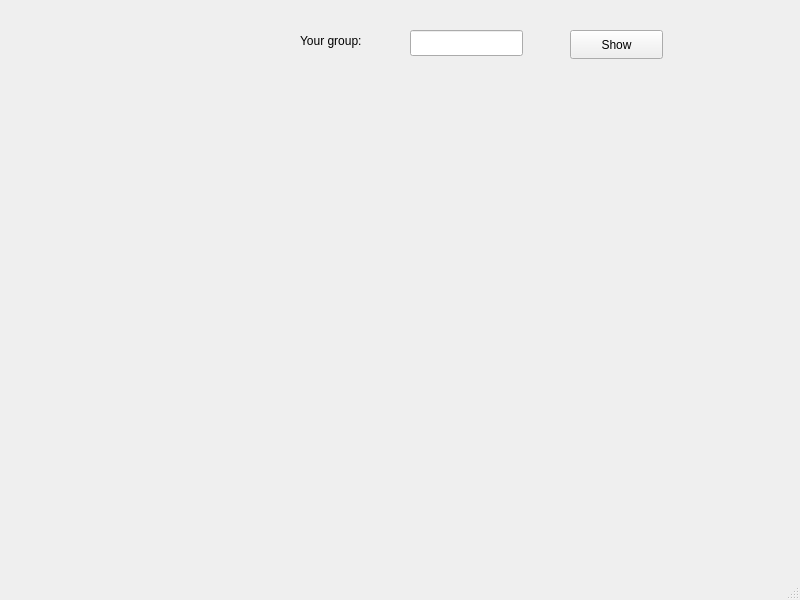
The window that mainwindow.ui (GameHub-PNU/PNU-Schedule) describes before a commit, drawn with Qt 5.
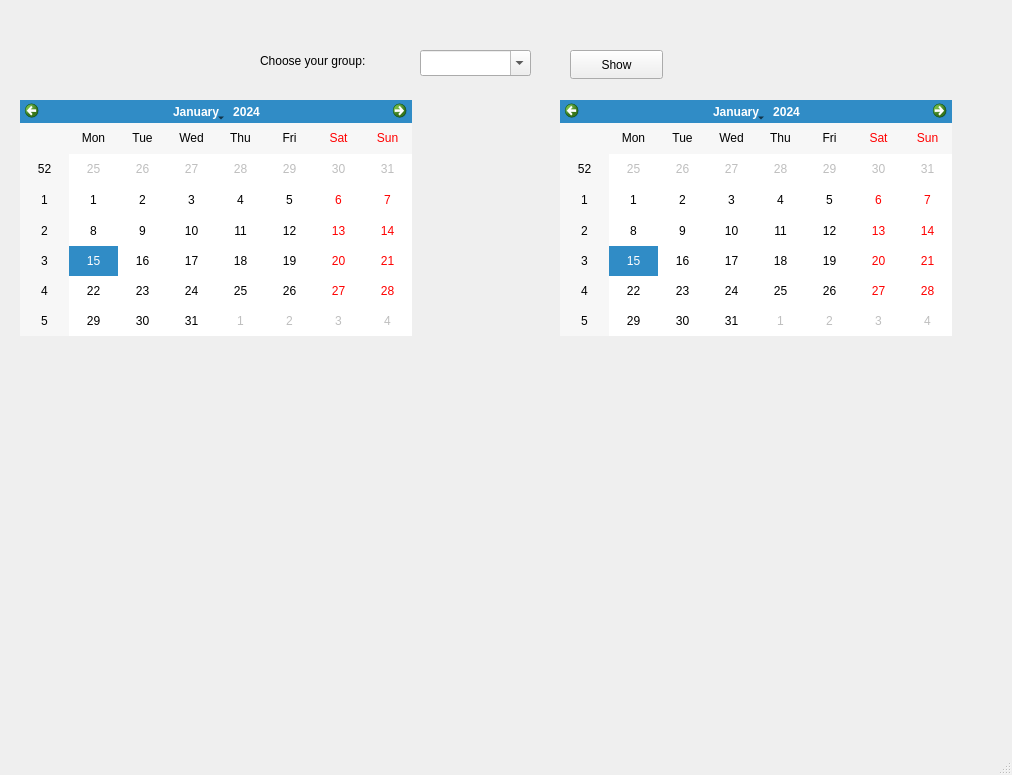
The same window after the commit.

Commit message:
Started creating UI and fixed some bugs
More detailes:
- Fixed a bug with duplicate timestamp instead of a class description.
- Fixed JS parsing (the vector memory was already allocated but there were push_backs instead of [index] = ...)
- Replaced LineEdit for group list with a ComboBox. It also has simple filtering (can be improved later)

Patch:
```diff
--- a/mainwindow.ui
+++ b/mainwindow.ui
@@ -6,29 +6,19 @@
    <rect>
     <x>0</x>
     <y>0</y>
-    <width>800</width>
-    <height>600</height>
+    <width>1012</width>
+    <height>775</height>
    </rect>
   </property>
   <property name="windowTitle">
    <string>MainWindow</string>
   </property>
   <widget class="QWidget" name="centralwidget">
-   <widget class="QLineEdit" name="groupNameLineEdit">
-    <property name="geometry">
-     <rect>
-      <x>410</x>
-      <y>30</y>
-      <width>113</width>
-      <height>26</height>
-     </rect>
-    </property>
-   </widget>
    <widget class="QPushButton" name="getScheduleButton">
     <property name="geometry">
      <rect>
       <x>570</x>
-      <y>30</y>
+      <y>50</y>
       <width>93</width>
       <height>29</height>
      </rect>
@@ -40,14 +30,47 @@
    <widget class="QLabel" name="groupNameTitleLabel">
     <property name="geometry">
      <rect>
-      <x>300</x>
-      <y>30</y>
-      <width>81</width>
+      <x>260</x>
+      <y>50</y>
+      <width>141</width>
       <height>21</height>
      </rect>
     </property>
     <property name="text">
-     <string>Your group:</string>
+     <string>Choose your group:</string>
+    </property>
+   </widget>
+   <widget class="QComboBox" name="allGroupsComboBox">
+    <property name="geometry">
+     <rect>
+      <x>420</x>
+      <y>50</y>
+      <width>111</width>
+      <height>26</height>
+     </rect>
+    </property>
+    <property name="editable">
+     <bool>true</bool>
+    </property>
+   </widget>
+   <widget class="QCalendarWidget" name="startDateCalendarWidget">
+    <property name="geometry">
+     <rect>
+      <x>20</x>
+      <y>100</y>
+      <width>392</width>
+      <height>236</height>
+     </rect>
+    </property>
+   </widget>
+   <widget class="QCalendarWidget" name="endDateCalendarWidget">
+    <property name="geometry">
+     <rect>
+      <x>560</x>
+      <y>100</y>
+      <width>392</width>
+      <height>236</height>
+     </rect>
     </property>
    </widget>
   </widget>
```
Left out of the diff: 2 changed lines with no effect on the pictures. The commit also changes 6 other files.
